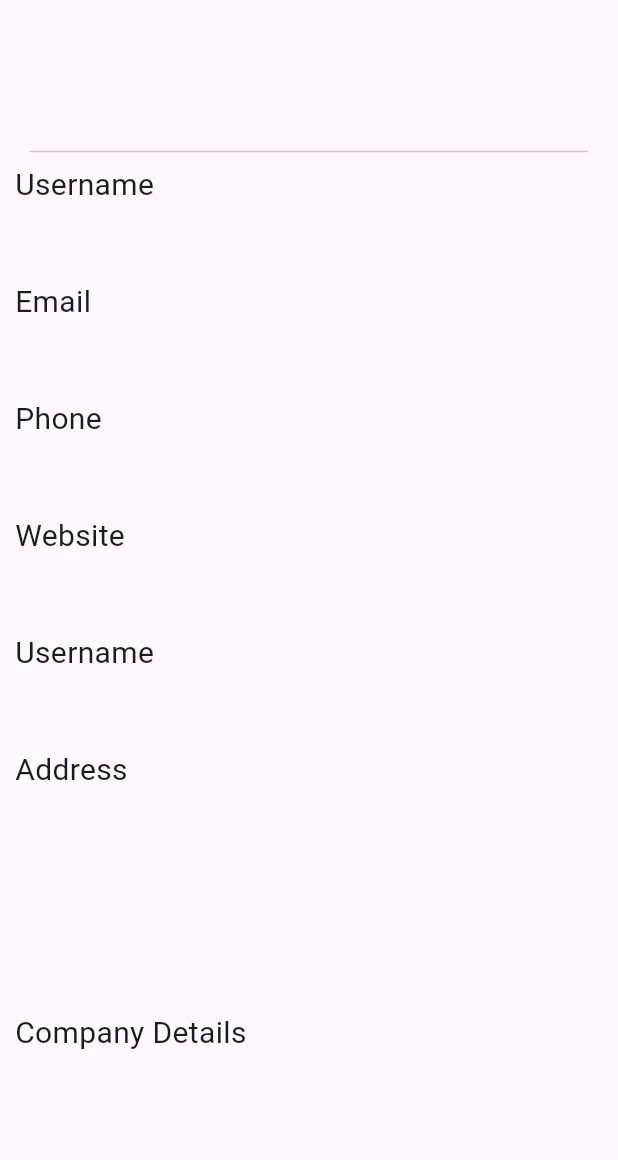
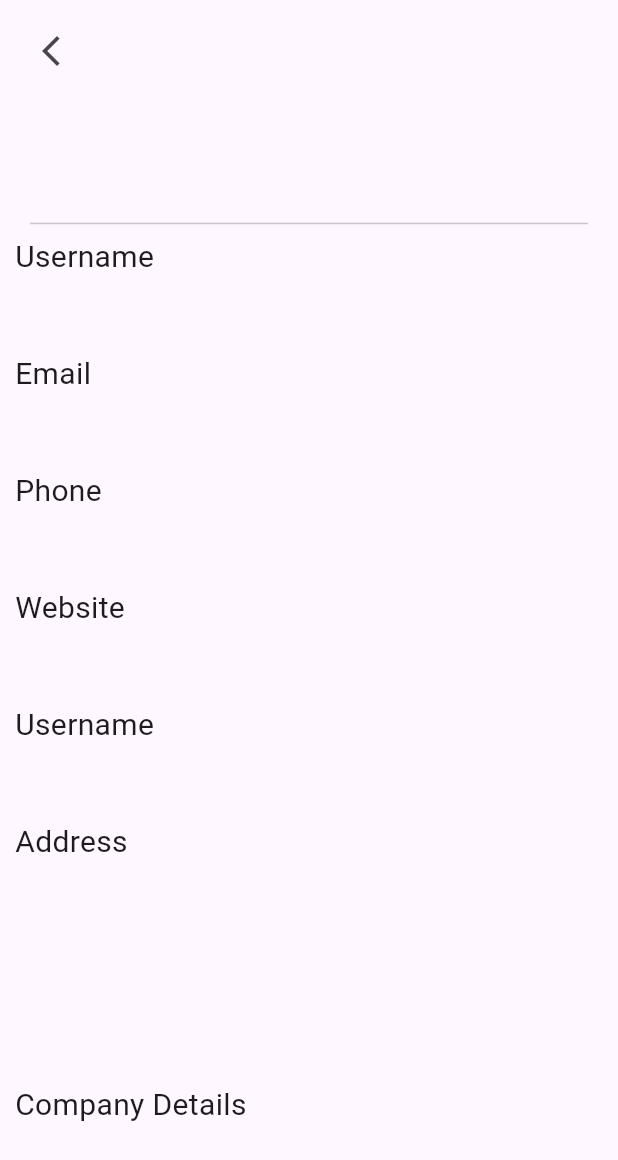
Before and after one commit to rohithvijayan774/SCREL_machine_test, a Flutter app: the UserDetails screen opened directly with empty values, on a phone screen of 412 x 824 dp. Shown: the top 1160 px of the screen. Run offline on Flutter 3.47's test engine with Material 2 defaults, Android fonts, the phone set to English and light mode, and no system bars; missing offline and left inert: flutter_osm_plugin; network calls fail.

Commit message:
second commit

```diff
--- a/lib/views/user_details.dart
+++ b/lib/views/user_details.dart
@@ -42,6 +42,12 @@ class UserDetails extends StatelessWidget {
           child: Column(
             crossAxisAlignment: CrossAxisAlignment.start,
             children: [
+              IconButton(
+                onPressed: () {
+                  Navigator.of(context).pop();
+                },
+                icon: const Icon(Icons.arrow_back_ios_new_outlined),
+              ),
               Padding(
                 padding: const EdgeInsets.all(20.0),
                 child: Row(
@@ -103,6 +109,9 @@ class UserDetails extends StatelessWidget {
                             ),
                           ),
                         ],
+                      ),
+                      const SizedBox(
+                        height: 20,
                       )
                     ],
                   ),
```
